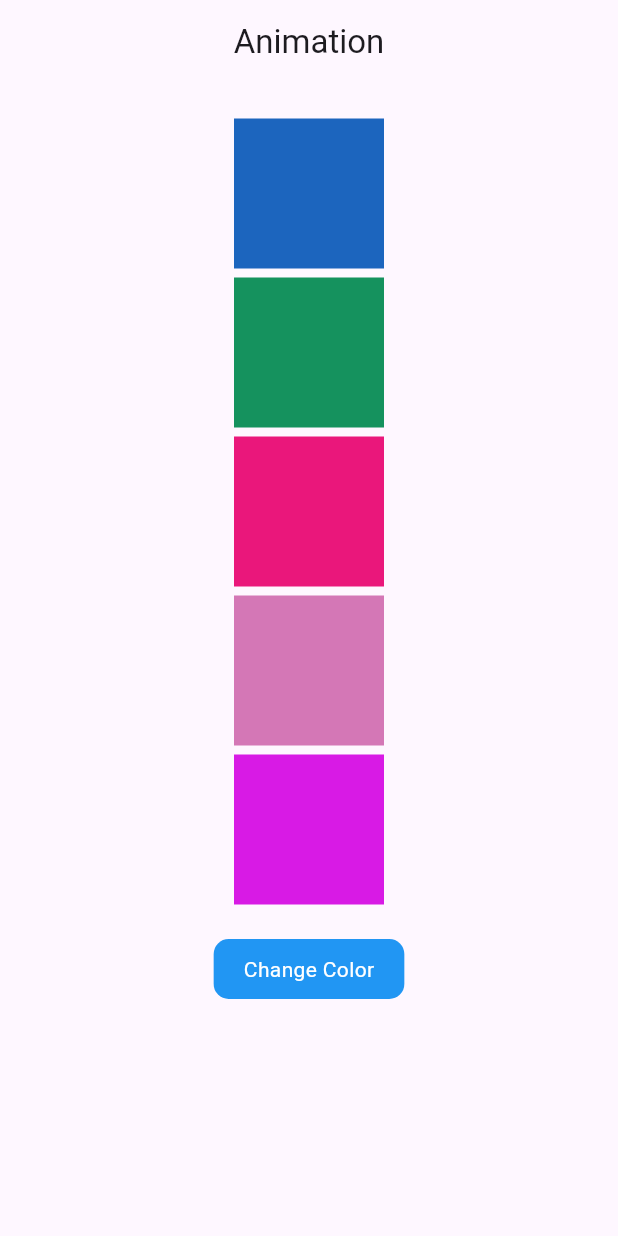
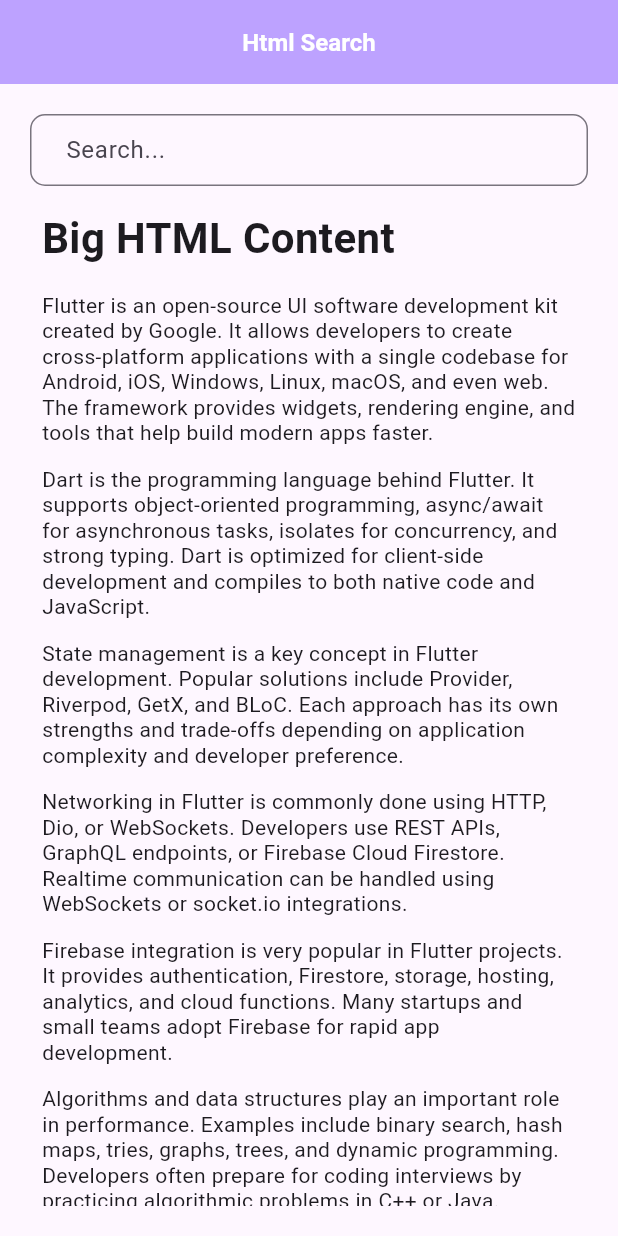
Before and after one commit to sharmin-softbdltd/animation-practice, a Flutter app: the screen it shows after launch, on a phone screen of 412 x 824 dp. Run offline on Flutter 3.47's test engine with Material 3 defaults, Android fonts, the phone set to English and light mode, and no system bars; drawn by our look-alikes of flutter_html; our stand-ins replace get.

Commit message:
feat: Implement HTML search functionality
This commit introduces a new feature that allows users to search for text within HTML content and highlights the matching terms.

- Added `HtmlSearchView`, `HtmlSearchController`, and `HtmlSearchBinding` to manage the UI, logic, and dependencies for the HTML search feature.
- Implemented search logic in `HtmlSearchController` to find and highlight search queries within a predefined HTML string.
- Used `flutter_html` package to render HTML content with highlighted search terms.
- Added a `TextFormField` for user input and an `ElevatedButton` to navigate back to the Home screen.
- Updated routing in `app_pages.dart` and `app_routes.dart` to include the new HTML search screen and set it as the initial route.
- Added an `isExpanded` state to `HomeController` for future UI enhancements.
- Made minor formatting changes in Windows-specific C++ and CMake files.
- Updated `pubspec.yaml` and `pubspec.lock` to include `flutter_html` and update other dependencies.

```diff
--- a/lib/app/modules/home/home_controller.dart
+++ b/lib/app/modules/home/home_controller.dart
@@ -5,6 +5,7 @@ import 'package:get/get.dart';
 
 class HomeController extends GetxController {
   final RxList<Color> currentPalette = <Color>[].obs;
+  final isExpanded = false.obs;
 
   @override
   void onInit() {
--- /dev/null
+++ b/lib/app/modules/html_search/html_search_controller.dart
@@ -0,0 +1,147 @@
+import 'package:flutter/cupertino.dart';
+import 'package:get/get.dart';
+
+class HtmlSearchController extends GetxController {
+  final searchController = TextEditingController();
+  final content = """
+  <!DOCTYPE html>
+<html lang="en">
+<head>
+  <meta charset="UTF-8">
+  <title>Searchable HTML</title>
+</head>
+<body>
+  <h1>Big HTML Content</h1>
+
+  <p>
+    Flutter is an open-source UI software development kit created by Google.
+    It allows developers to create cross-platform applications with a single codebase
+    for Android, iOS, Windows, Linux, macOS, and even web. The framework provides
+    widgets, rendering engine, and tools that help build modern apps faster.
+  </p>
+
+  <p>
+    Dart is the programming language behind Flutter. It supports object-oriented
+    programming, async/await for asynchronous tasks, isolates for concurrency, and
+    strong typing. Dart is optimized for client-side development and compiles to both
+    native code and JavaScript.
+  </p>
+
+  <p>
+    State management is a key concept in Flutter development. Popular solutions
+    include Provider, Riverpod, GetX, and BLoC. Each approach has its own strengths
+    and trade-offs depending on application complexity and developer preference.
+  </p>
+
+  <p>
+    Networking in Flutter is commonly done using HTTP, Dio, or WebSockets.
+    Developers use REST APIs, GraphQL endpoints, or Firebase Cloud Firestore.
+    Realtime communication can be handled using WebSockets or socket.io integrations.
+  </p>
+
+  <p>
+    Firebase integration is very popular in Flutter projects. It provides
+    authentication, Firestore, storage, hosting, analytics, and cloud functions.
+    Many startups and small teams adopt Firebase for rapid app development.
+  </p>
+
+  <p>
+    Algorithms and data structures play an important role in performance.
+    Examples include binary search, hash maps, tries, graphs, trees, and dynamic
+    programming. Developers often prepare for coding interviews by practicing
+    algorithmic problems in C++ or Java.
+  </p>
+
+  <p>
+    Continuous integration (CI/CD) pipelines ensure reliable deployment of apps.
+    Tools like GitHub Actions, GitLab CI, and Bitrise can be configured to run tests,
+    build APKs or IPAs, and push them to app stores automatically.
+  </p>
+
+  <p>
+    User interface design in Flutter relies on widgets. Everything is a widget:
+    rows, columns, text, images, and buttons. Flutter’s hot reload makes UI
+    experimentation very efficient for developers.
+  </p>
+
+  <p>
+    Performance optimization involves profiling your app, reducing unnecessary
+    rebuilds, using const constructors, caching images, and minimizing overdraw.
+    Flutter’s DevTools help analyze frame rendering and memory usage.
+  </p>
+
+  <p>
+    Security is critical. Common practices include HTTPS requests, certificate
+    pinning, JWT tokens for authentication, and proper data encryption.
+    Storing sensitive information in secure storage plugins is also recommended.
+  </p>
+
+  <p>
+    Some apps require multimedia support. Flutter can handle images, audio, and
+    video playback using plugins like video_player, chewie, or better_player.
+    Live streaming can be implemented with HLS or DASH protocols.
+  </p>
+
+  <p>
+    Localization and internationalization are important for global reach.
+    Flutter supports localization with the intl package, allowing developers
+    to support multiple languages, date formats, and right-to-left scripts.
+  </p>
+
+  <p>
+    Testing ensures code quality. Unit tests check business logic, widget tests
+    validate UI behavior, and integration tests verify app flows. Flutter’s
+    testing framework is built-in and integrates with CI/CD pipelines.
+  </p>
+
+  <p>
+    কিছু বাংলা কনটেন্ট যোগ করা হলো। এটি ব্যবহার করে আপনি সার্চ সিস্টেমে ইউনিকোড
+    পরীক্ষা করতে পারবেন। বাংলা ভাষার সমর্থন একটি মোবাইল অ্যাপকে আরো বেশি
+    ব্যবহারবান্ধব করে তোলে।
+  </p>
+
+  <p>
+    This is the final paragraph in this demo file. It combines Flutter keywords,
+    programming languages like C++, Java, and Kotlin, and technologies such as
+    Docker, Kubernetes, and microservices — all in one place to test searching.
+  </p>
+
+</body>
+</html>
+
+
+  """;
+  final highLightedContent = "".obs;
+
+  @override
+  void onInit() {
+    highLightedContent.value = content;
+    searchController.addListener(() {
+      search(searchController.text);
+    });
+    super.onInit();
+  }
+
+  void search(String query) {
+    if (query.isEmpty) {
+      highLightedContent.value = content;
+      return;
+    }
+    final escapedQuery = RegExp.escape(query);
+    final regex = RegExp(escapedQuery, caseSensitive: false);
+
+    final parts = RegExp(r'(<[^>]+>|[^<]+)').allMatches(content);
+    String matchedContent = parts.map((part) {
+      String str = part.group(0) ?? '';
+      if (str.startsWith('<')) {
+        return str;
+      } else {
+        return str.replaceAllMapped(regex, (match) {
+          return '<mark>${match.group(0)}</mark>';
+        });
+      }
+    }).join();
+
+    highLightedContent.value = matchedContent;
+  }
+}
--- /dev/null
+++ b/lib/app/modules/html_search/html_search_view.dart
@@ -0,0 +1,70 @@
+import 'package:flutter/material.dart';
+import 'package:flutter_html/flutter_html.dart';
+import 'package:get/get.dart';
+
+import '../../routes/app_pages.dart';
+import 'html_search_controller.dart';
+
+class HtmlSearchView extends GetView<HtmlSearchController> {
+  const HtmlSearchView({super.key});
+
+  @override
+  Widget build(BuildContext context) {
+    return Scaffold(
+      appBar: AppBar(
+        backgroundColor: Colors.deepPurpleAccent.withValues(alpha: 0.5),
+        title: Text(
+          'Html Search',
+          style: TextStyle(
+            fontSize: 16,
+            fontWeight: FontWeight.bold,
+            color: Colors.white,
+          ),
+        ),
+        centerTitle: true,
+      ),
+      body: SafeArea(
+        child: Padding(
+          padding: EdgeInsets.symmetric(horizontal: 20, vertical: 20),
+          child: Column(
+            children: [
+              TextFormField(
+                controller: controller.searchController,
+
+                decoration: InputDecoration(
+                  hintText: 'Search...',
+                  contentPadding: EdgeInsets.symmetric(
+                    horizontal: 20,
+                    vertical: 5,
+                  ),
+                  border: OutlineInputBorder(
+                    borderRadius: BorderRadius.circular(10),
+                  ),
+                ),
+              ),
+              Expanded(
+                child: SingleChildScrollView(
+                  // padding: EdgeInsets.symmetric(horizontal: 20, vertical: 20),
+                  child: Column(
+                    children: [
+                      Obx(() {
+                        return Html(data: controller.highLightedContent.value);
+                      }),
+                      SizedBox(height: 20),
+                      ElevatedButton(
+                        onPressed: () {
+                          Get.toNamed(Routes.HOME);
+                        },
+                        child: Text('Go To Home'),
+                      ),
+                    ],
+                  ),
+                ),
+              ),
+            ],
+          ),
+        ),
+      ),
+    );
+  }
+}
--- a/lib/app/routes/app_pages.dart
+++ b/lib/app/routes/app_pages.dart
@@ -2,13 +2,15 @@ import 'package:get/get.dart';
 
 import '../modules/home/home_binding.dart';
 import '../modules/home/home_view.dart';
+import '../modules/html_search/html_search_binding.dart';
+import '../modules/html_search/html_search_view.dart';
 
 part 'app_routes.dart';
 
 class AppPages {
   AppPages._();
 
-  static const INITIAL = Routes.HOME;
+  static const INITIAL = Routes.HTML_SEARCH;
 
   static final routes = [
     GetPage(
@@ -16,5 +18,10 @@ class AppPages {
       page: () => const HomeView(),
       binding: HomeBinding(),
     ),
+    GetPage(
+      name: _Paths.HTML_SEARCH,
+      page: () => const HtmlSearchView(),
+      binding: HtmlSearchBinding(),
+    ),
   ];
 }
--- a/lib/app/routes/app_routes.dart
+++ b/lib/app/routes/app_routes.dart
@@ -5,10 +5,12 @@ abstract class Routes {
   Routes._();
 
   static const HOME = _Paths.HOME;
+  static const HTML_SEARCH = _Paths.HTML_SEARCH;
 }
 
 abstract class _Paths {
   _Paths._();
 
   static const HOME = '/home';
+  static const HTML_SEARCH = '/html-search';
 }
```
Also changed, not shown: lib/app/modules/home/home_view.dart (+42 -0 lines), lib/app/modules/html_search/html_search_binding.dart (added, +10 -0 lines), pubspec.yaml (+4 -70 lines), pubspec.lock.
